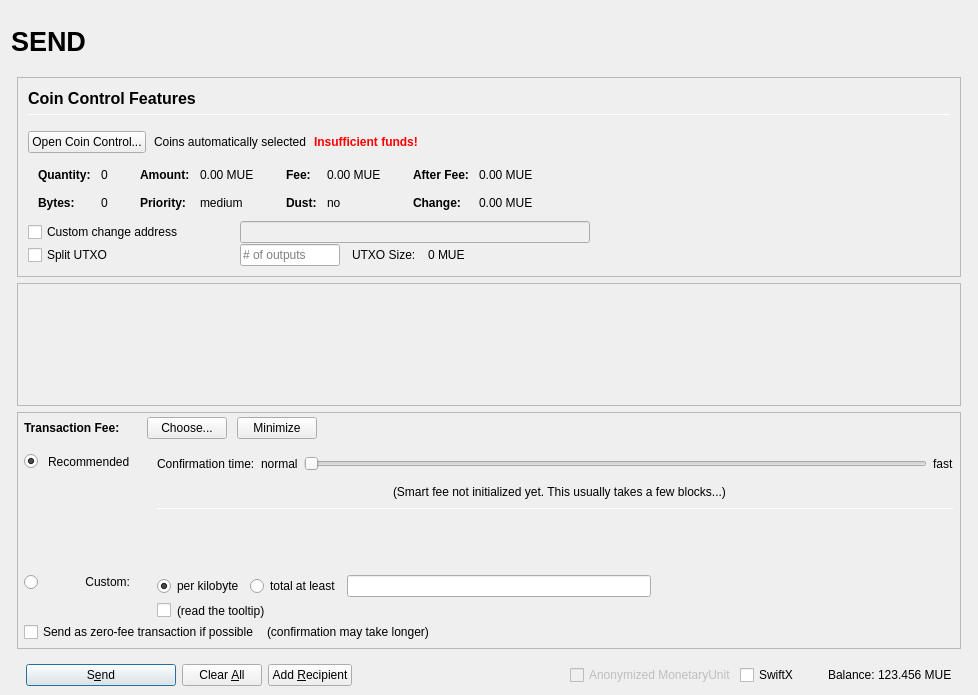
stakecube/stakecubecoin-archive, file src/qt/forms/sendcoinsdialog.ui: the form before one commit.
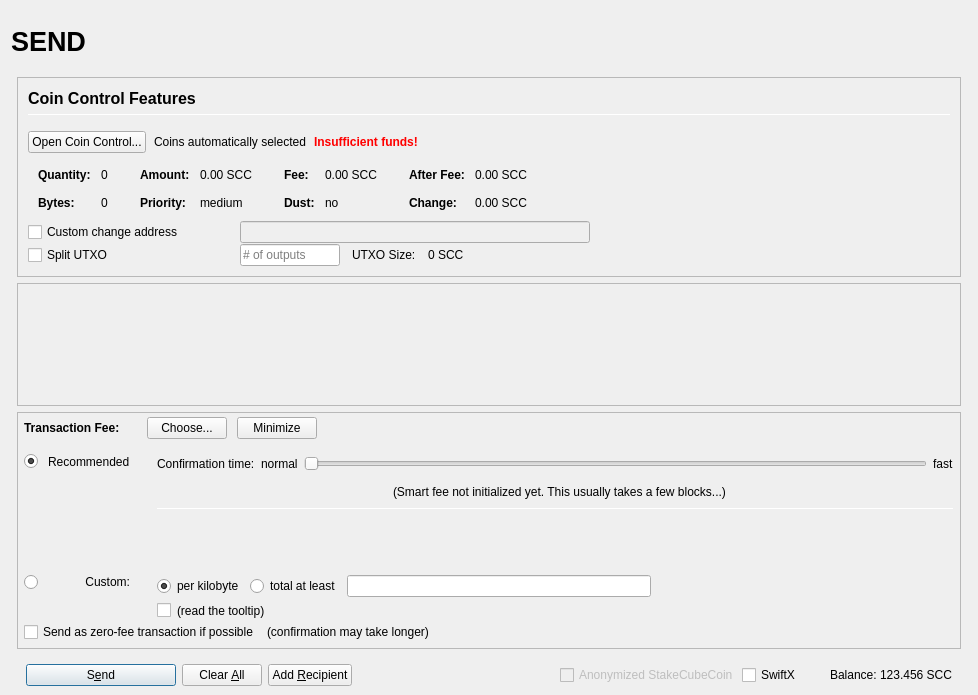
The form after the commit. Icons and pictures are not drawn. Custom widgets are drawn as their Qt base class.

Diff of the .ui file:
```diff
--- a/src/qt/forms/sendcoinsdialog.ui
+++ b/src/qt/forms/sendcoinsdialog.ui
@@ -493,7 +493,7 @@
                         <enum>Qt::ActionsContextMenu</enum>
                        </property>
                        <property name="text">
-                        <string notr="true">0.00 MUE</string>
+                        <string notr="true">0.00 SCC</string>
                        </property>
                        <property name="textInteractionFlags">
                         <set>Qt::LinksAccessibleByMouse|Qt::TextSelectableByKeyboard|Qt::TextSelectableByMouse</set>
@@ -573,7 +573,7 @@
                         <enum>Qt::ActionsContextMenu</enum>
                        </property>
                        <property name="text">
-                        <string notr="true">0.00 MUE</string>
+                        <string notr="true">0.00 SCC</string>
                        </property>
                        <property name="textInteractionFlags">
                         <set>Qt::LinksAccessibleByMouse|Qt::TextSelectableByKeyboard|Qt::TextSelectableByMouse</set>
@@ -653,7 +653,7 @@
                         <enum>Qt::ActionsContextMenu</enum>
                        </property>
                        <property name="text">
-                        <string notr="true">0.00 MUE</string>
+                        <string notr="true">0.00 SCC</string>
                        </property>
                        <property name="textInteractionFlags">
                         <set>Qt::LinksAccessibleByMouse|Qt::TextSelectableByKeyboard|Qt::TextSelectableByMouse</set>
@@ -682,7 +682,7 @@
                         <enum>Qt::ActionsContextMenu</enum>
                        </property>
                        <property name="text">
-                        <string notr="true">0.00 MUE</string>
+                        <string notr="true">0.00 SCC</string>
                        </property>
                        <property name="textInteractionFlags">
                         <set>Qt::LinksAccessibleByMouse|Qt::TextSelectableByKeyboard|Qt::TextSelectableByMouse</set>
@@ -849,7 +849,7 @@
                 <item>
                  <widget class="QLabel" name="labelBlockSize">
                   <property name="text">
-                   <string>0 MUE</string>
+                   <string>0 SCC</string>
                   </property>
                  </widget>
                 </item>
@@ -1686,7 +1686,7 @@
                 <bool>false</bool>
                </property>
                <property name="text">
-                <string>Anonymized MonetaryUnit</string>
+                <string>Anonymized StakeCubeCoin</string>
                </property>
               </widget>
              </item>
@@ -1725,7 +1725,7 @@
                 <cursorShape>IBeamCursor</cursorShape>
                </property>
                <property name="text">
-                <string notr="true">123.456 MUE</string>
+                <string notr="true">123.456 SCC</string>
                </property>
                <property name="textInteractionFlags">
                 <set>Qt::LinksAccessibleByMouse|Qt::TextSelectableByKeyboard|Qt::TextSelectableByMouse</set>
```
Left out of the diff: 18 changed lines with no effect on the pictures.
